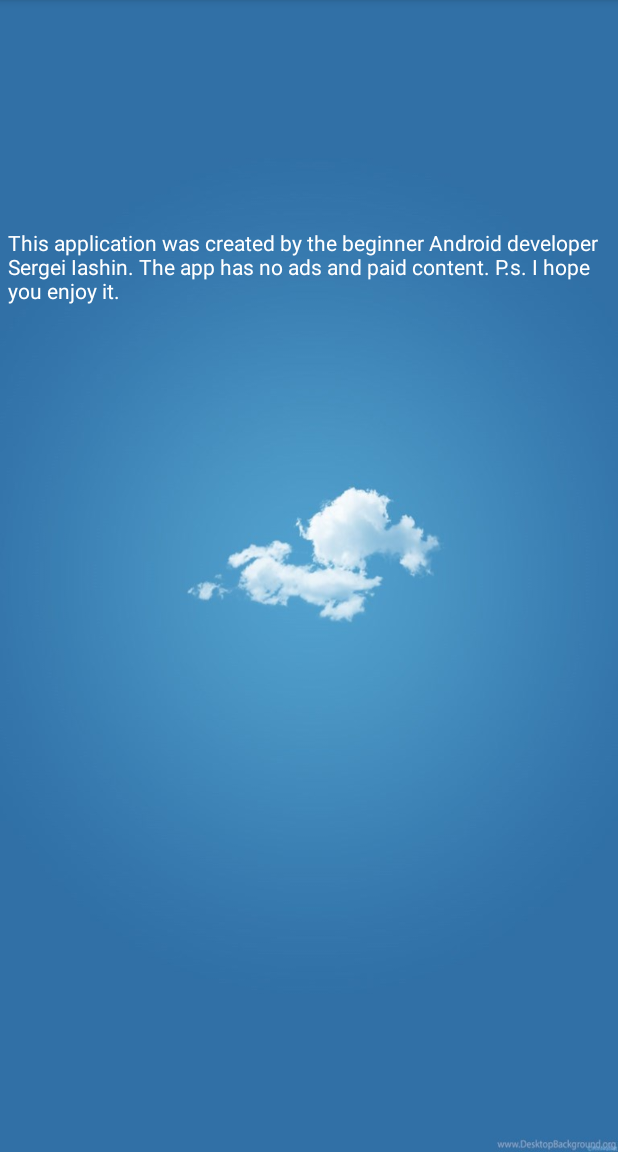
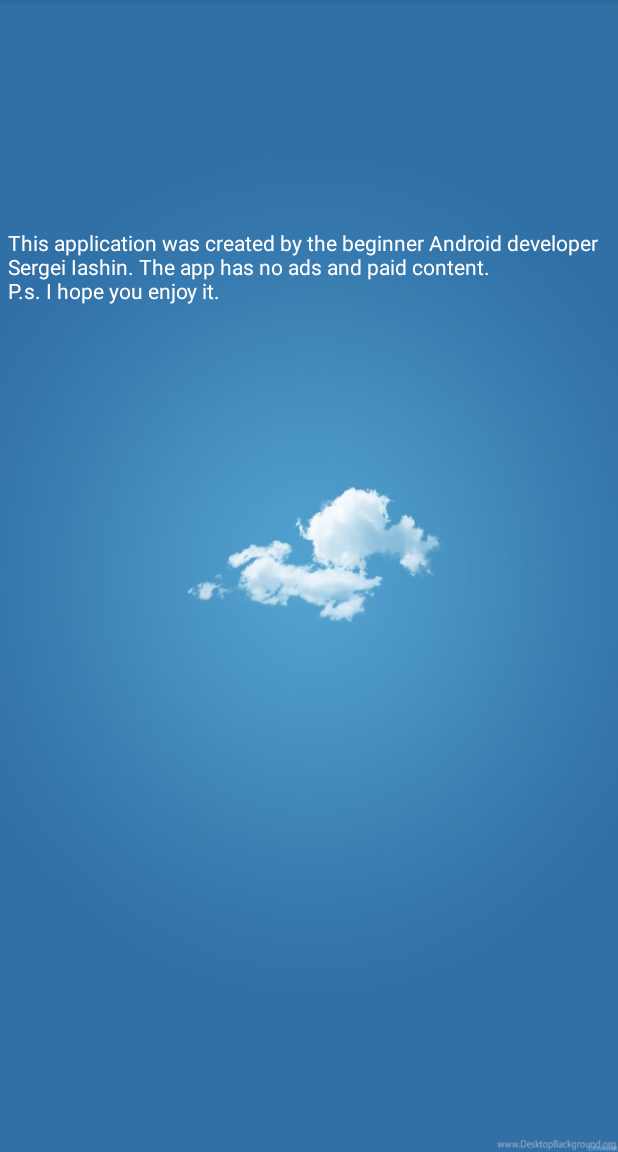
Before and after one commit to YashinSergey/WeatherApplication, an Android app: the screen it shows after launch (WeatherActivity), in the side drawer, after a tap on "About app", on a phone screen of 412 x 824 dp, the part 84-1236 px from its top. Run offline under Robolectric (Android 15) with nearby library versions, the phone set to English and light mode, and no system bars; libraries missing offline, so code that uses them is left out: com.facebook.drawee; plain views replace SimpleDraweeView; 4 statements that could not run were skipped.

```diff
--- a/app/src/main/res/values/strings.xml
+++ b/app/src/main/res/values/strings.xml
@@ -37,6 +37,6 @@
 
 
 
-    <string name="about_developer_text">This application was created by the beginner Android developer Sergei Iashin. The app has no ads and paid content.
-                                        P.s. I hope you enjoy it.</string>
+    <string name="about_developer_text">This application was created by the beginner Android developer Sergei Iashin.
+                                        The app has no ads and paid content.\nP.s. I hope you enjoy it.</string>
 </resources>
```
